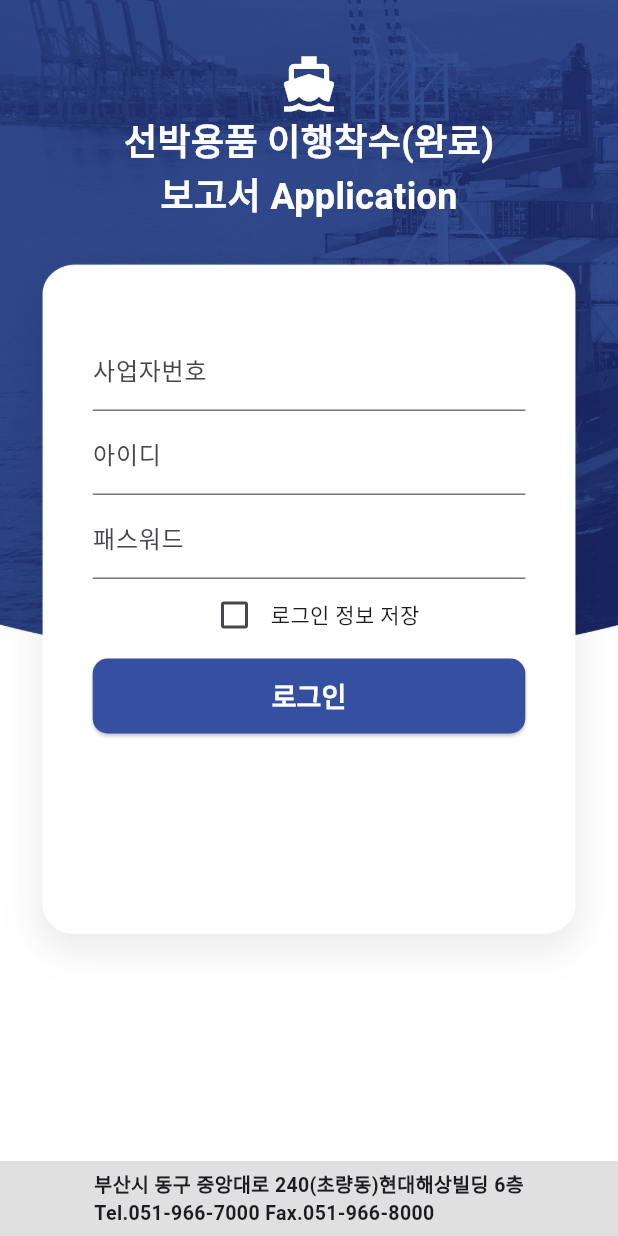
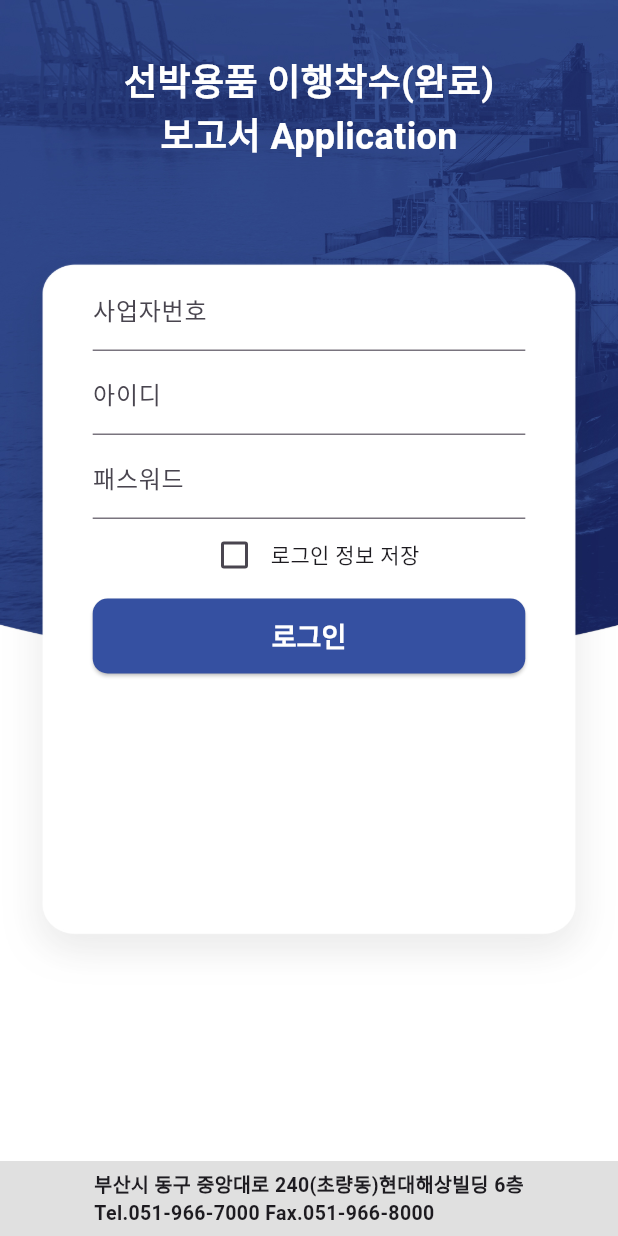
Before and after one commit to sonwoo/ship_5bv_app, a Flutter app: the screen it shows after launch, on a phone screen of 412 x 824 dp. Run offline on Flutter 3.47's test engine with Material 3 defaults, Android fonts, the phone set to English and light mode, and no system bars; our stand-ins replace dio, shared_preferences; Roboto replaces fonts that are missing (Arial).

Commit message:
Merge remote-tracking branch 'origin/master'
# Conflicts:
#	lib/main.dart

```diff
--- a/lib/screen/auth_screen.dart
+++ b/lib/screen/auth_screen.dart
@@ -162,8 +162,8 @@ class _AuthScreenState extends State<AuthScreen> {
               const SizedBox(
                 height: 20,
               ),
-              const Icon(Icons.directions_boat_filled,
-                  color: Colors.white, size: 40.0),
+              // const Icon(Icons.directions_boat_filled,
+              //     color: Colors.white, size: 40.0),
               const Text(
                 '선박용품 이행착수(완료)',
                 style: TextStyle(
```
